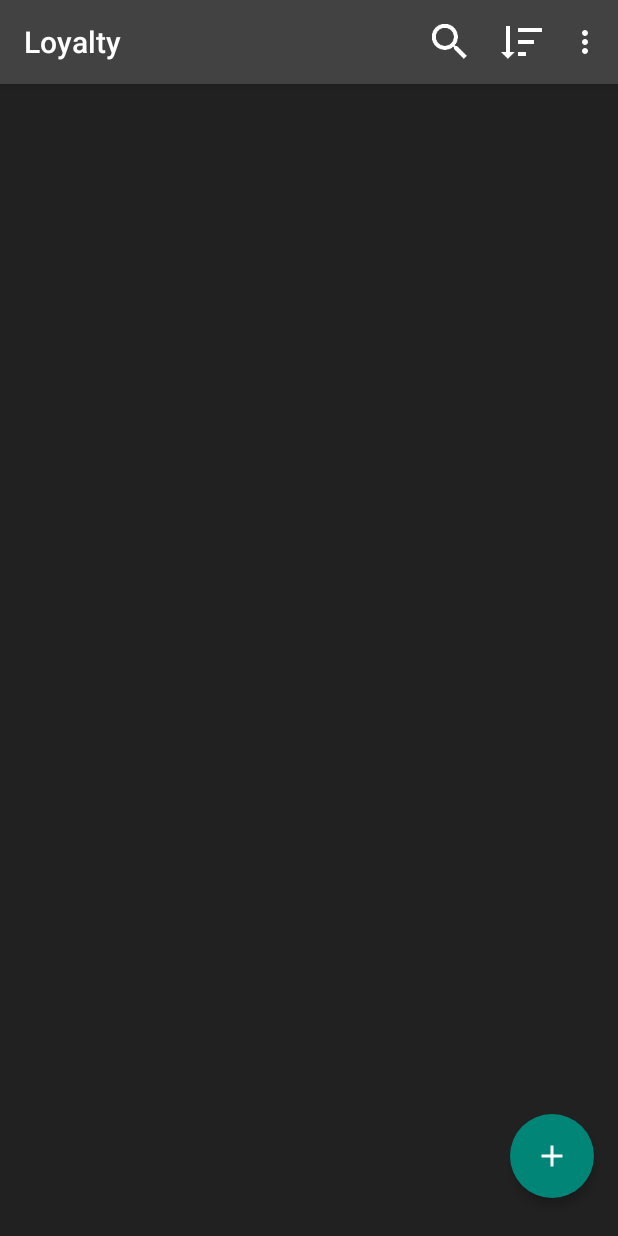
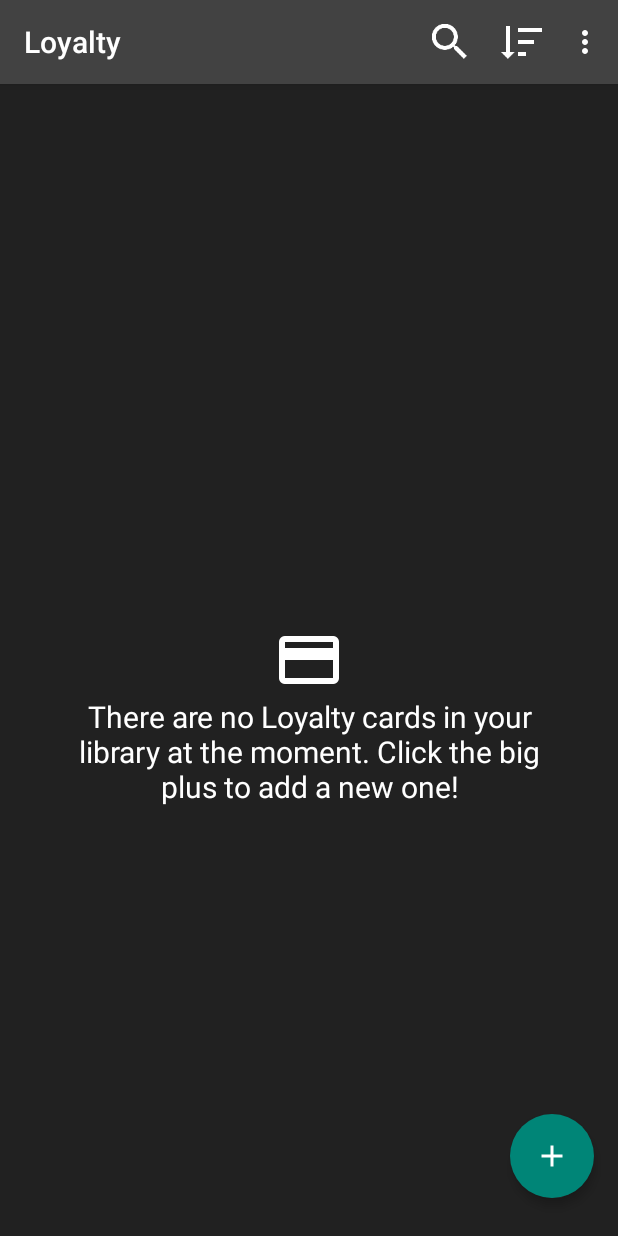
Before and after one commit to AbyxBelgium/Loyalty, an Android app: the screen it shows after launch (MainActivity), on a phone screen of 412 x 824 dp. Run offline under Robolectric (Android 15) with nearby library versions, the phone set to English and light mode, and no system bars.

Commit message:
Add placeholder when library is empty

```diff
--- a/app/src/main/res/layout/fragment_overview.xml
+++ b/app/src/main/res/layout/fragment_overview.xml
@@ -1,4 +1,4 @@
-<FrameLayout
+<RelativeLayout
     xmlns:android="http://schemas.android.com/apk/res/android"
     xmlns:tools="http://schemas.android.com/tools"
     xmlns:app="http://schemas.android.com/apk/res-auto"
@@ -10,22 +10,46 @@
         android:layout_gravity="center"
         android:paddingTop="5dp"
         android:paddingBottom="5dp"
-        android:layout_width="fill_parent"
+        android:layout_width="wrap_content"
         android:id="@+id/mainGrid"
-        android:layout_height="fill_parent"
+        android:layout_height="wrap_content"
         android:verticalSpacing="4dp"
         android:horizontalSpacing="4dp"
         android:numColumns="2"/>
+    <RelativeLayout
+        android:layout_width="match_parent"
+        android:layout_height="match_parent"
+        android:id="@+id/placeholder"
+        android:layout_marginStart="32dp"
+        android:layout_marginEnd="32dp"
+        android:layout_centerInParent="true">
+        <ImageView
+            android:layout_width="48dp"
+            android:layout_height="48dp"
+            android:layout_centerInParent="true"
+            android:src="@drawable/ic_credit_card_white_48dp"
+            android:id="@+id/placeholderLogo"/>
+        <TextView
+            android:layout_width="match_parent"
+            android:layout_height="match_parent"
+            android:layout_centerInParent="true"
+            android:layout_below="@id/placeholderLogo"
+            android:textColor="@color/white"
+            android:textAlignment="center"
+            android:textSize="20sp"
+            android:gravity="center_horizontal"
+            android:text="@string/no_cards_yet"/>
+    </RelativeLayout>
     <android.support.design.widget.FloatingActionButton
         android:id="@+id/addFAB"
         android:layout_width="wrap_content"
         android:layout_height="wrap_content"
-        android:layout_gravity="end|bottom"
+        android:layout_alignParentBottom="true"
+        android:layout_alignParentEnd="true"
         android:layout_marginEnd="16dp"
-        android:layout_marginRight="16dp"
         android:layout_marginBottom="25dp"
         android:src="@drawable/ic_add_white_48dp"
         android:onClick="addData"
         app:elevation="4dp"
         app:borderWidth="0dp" />
-</FrameLayout>
+</RelativeLayout>
--- a/app/src/main/res/values/strings.xml
+++ b/app/src/main/res/values/strings.xml
@@ -96,6 +96,7 @@
     <string name="internal_exception_title">Internal exception</string>
     <string name="internal_exception_message">An internal exception occurred. Please try again&#8230;</string>
     <string name="invalid_card_exception">An invalid card was trying to be updated&#8230;</string>
+    <string name="no_cards_yet">There are no Loyalty cards in your library at the moment. Click the big plus to add a new one!</string>
 
     <!-- No translation needed for these resources: -->
     <string-array name="format_array">
```
Also changed, not shown: app/src/main/res/drawable-hdpi/ic_credit_card_white_48dp.png (added), app/src/main/res/drawable-mdpi/ic_credit_card_white_48dp.png (added), app/src/main/res/drawable-xhdpi/ic_credit_card_white_48dp.png (added), app/src/main/res/drawable-xxhdpi/ic_credit_card_white_48dp.png (added), app/src/main/res/drawable-xxxhdpi/ic_credit_card_white_48dp.png (added).
